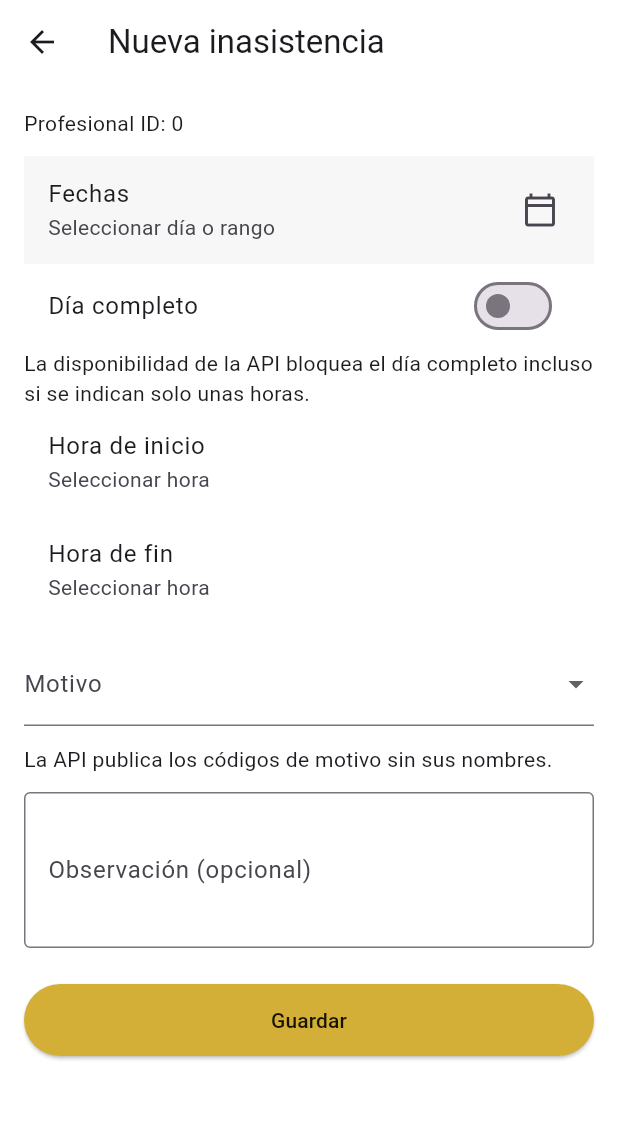
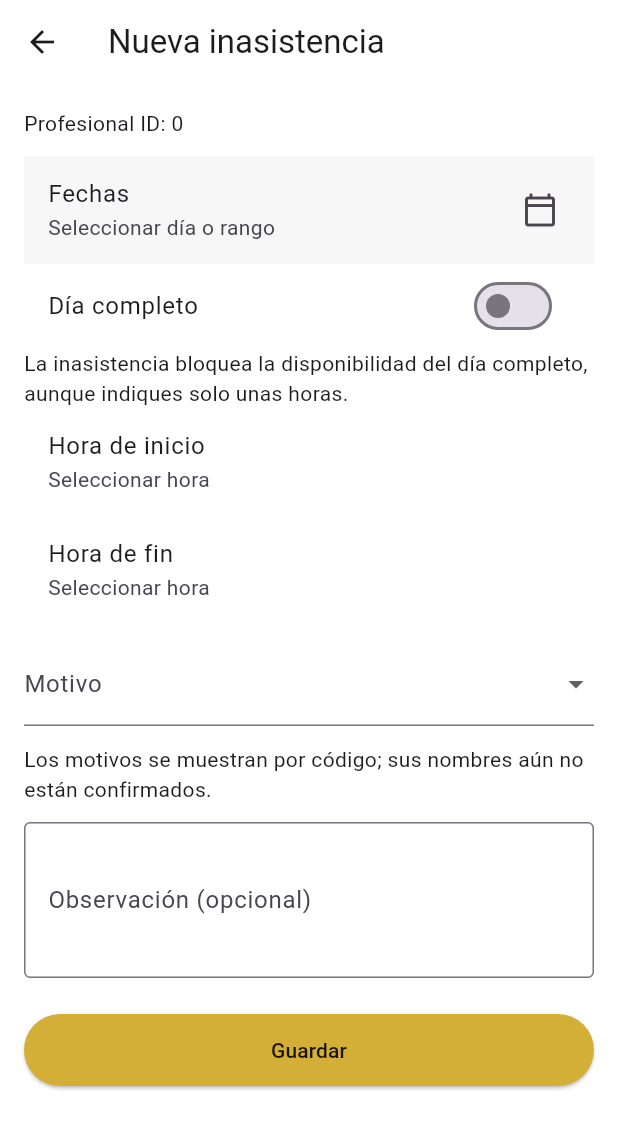
Before and after one commit to I-Am-Camilo/golden_blade, a Flutter app: the PantallaFormularioInasistencia screen opened directly with empty values, after a tap on "Guardar", after a tap on "Día completo", on a phone screen of 412 x 824 dp. Shown: the top 1129 px of the screen. Run offline on Flutter 3.47's test engine with Material 3 defaults, Android fonts, the phone set to English and light mode, and no system bars; our stand-ins replace flutter_secure_storage, shared_preferences; accounts and stored records are empty.

Commit message:
Actualizar mensajes de la aplicación

```diff
--- a/lib/screens/pantalla_cierre_generado.dart
+++ b/lib/screens/pantalla_cierre_generado.dart
@@ -31,7 +31,7 @@ class PantallaCierreGenerado extends StatelessWidget {
                 ),
                 const SizedBox(height: 12),
                 Text(
-                  'El cierre #${cierre.id} quedó guardado en el servidor.',
+                  'El cierre #${cierre.id} se guardó correctamente.',
                   textAlign: TextAlign.center,
                 ),
                 const SizedBox(height: 12),
--- a/lib/screens/pantalla_detalle_comision.dart
+++ b/lib/screens/pantalla_detalle_comision.dart
@@ -100,7 +100,7 @@ class _PantallaDetalleComisionState extends State<PantallaDetalleComision> {
                       }
                       if (datos == null) {
                         return const Text(
-                          'El servidor no devolvió información de servicios.',
+                          'No se recibió información de los servicios.',
                         );
                       }
                       return DatosComision(datos: datos);
--- a/lib/screens/pantalla_especialidades.dart
+++ b/lib/screens/pantalla_especialidades.dart
@@ -71,7 +71,7 @@ class _PantallaEspecialidadesState extends State<PantallaEspecialidades> {
       builder: (dialogContext) => AlertDialog(
         title: const Text('Inactivar especialidad'),
         content: Text(
-          '¿Quieres inactivar ${especialidad.nombre}? Dejará de aparecer en el listado. La API no publica una operación para reactivarla.',
+          '¿Seguro que deseas inactivar ${especialidad.nombre}?',
         ),
         actions: [
           TextButton(
--- a/lib/screens/pantalla_formulario_especialidad.dart
+++ b/lib/screens/pantalla_formulario_especialidad.dart
@@ -193,7 +193,7 @@ class _PantallaFormularioEspecialidadState
                           const SizedBox(height: 20),
                           ListTile(
                             contentPadding: EdgeInsets.zero,
-                            title: const Text('Estado informado por la API'),
+                            title: const Text('Estado actual'),
                             subtitle: Text(
                               widget.especialidad!.activa
                                   ? 'Activa'
@@ -201,7 +201,7 @@ class _PantallaFormularioEspecialidadState
                             ),
                           ),
                           const Text(
-                            'Puedes inactivar desde el listado. La API no publica una operación para reactivar.',
+                            'Puedes inactivar desde el listado. La reactivación no está disponible.',
                             style: TextStyle(color: Colors.black54),
                           ),
                         ],
--- a/lib/screens/pantalla_formulario_inasistencia.dart
+++ b/lib/screens/pantalla_formulario_inasistencia.dart
@@ -147,7 +147,7 @@ class _PantallaFormularioInasistenciaState
         );
         if (creados == 0) {
           throw const InasistenciaException(
-            'La API omitió el período y no creó una inasistencia. Revisa si ya existe.',
+            'No se creó la inasistencia para el período seleccionado. Revisa si ya existe.',
           );
         }
       } else {
@@ -235,7 +235,7 @@ class _PantallaFormularioInasistenciaState
                       ),
                       if (!_diaCompleto) ...[
                         const Text(
-                          'La disponibilidad de la API bloquea el día completo incluso si se indican solo unas horas.',
+                          'La inasistencia bloquea la disponibilidad del día completo, aunque indiques solo unas horas.',
                         ),
                         ListTile(
                           title: const Text('Hora de inicio'),
@@ -281,7 +281,7 @@ class _PantallaFormularioInasistenciaState
                       const Padding(
                         padding: EdgeInsets.symmetric(vertical: 12),
                         child: Text(
-                          'La API publica los códigos de motivo sin sus nombres.',
+                          'Los motivos se muestran por código; sus nombres aún no están confirmados.',
                         ),
                       ),
                       TextFormField(
--- a/lib/screens/pantalla_resumen_cierre.dart
+++ b/lib/screens/pantalla_resumen_cierre.dart
@@ -130,7 +130,7 @@ class _PantallaResumenCierreState extends State<PantallaResumenCierre> {
                   const Padding(
                     padding: EdgeInsets.all(16),
                     child: Text(
-                      'Revisa las fechas antes de generar. Los importes se conocerán cuando el servidor procese la liquidación.',
+                      'Revisa las fechas antes de generar. Los importes se mostrarán al finalizar la liquidación.',
                     ),
                   ),
                   if (_error != null)
--- a/lib/screens/pantalla_revisar_reserva.dart
+++ b/lib/screens/pantalla_revisar_reserva.dart
@@ -216,7 +216,7 @@ class _PantallaRevisarReservaState extends State<PantallaRevisarReserva> {
                   _detail(
                     Icons.badge_outlined,
                     'Profesional',
-                    'Asignación automática por el servidor',
+                    'Asignación automática del profesional',
                   ),
                   _detail(
                     Icons.event_outlined,
--- a/lib/screens/pantalla_seleccionar_profesional.dart
+++ b/lib/screens/pantalla_seleccionar_profesional.dart
@@ -102,7 +102,7 @@ class _PantallaSeleccionarProfesionalState
                         ),
                       if (professionals.isNotEmpty) ...[
                         const Text(
-                          'La API asignará automáticamente un profesional disponible de esta especialidad.',
+                          'Se asignará automáticamente un profesional disponible de esta especialidad.',
                         ),
                         for (final person in professionals)
                           ListTile(
```
